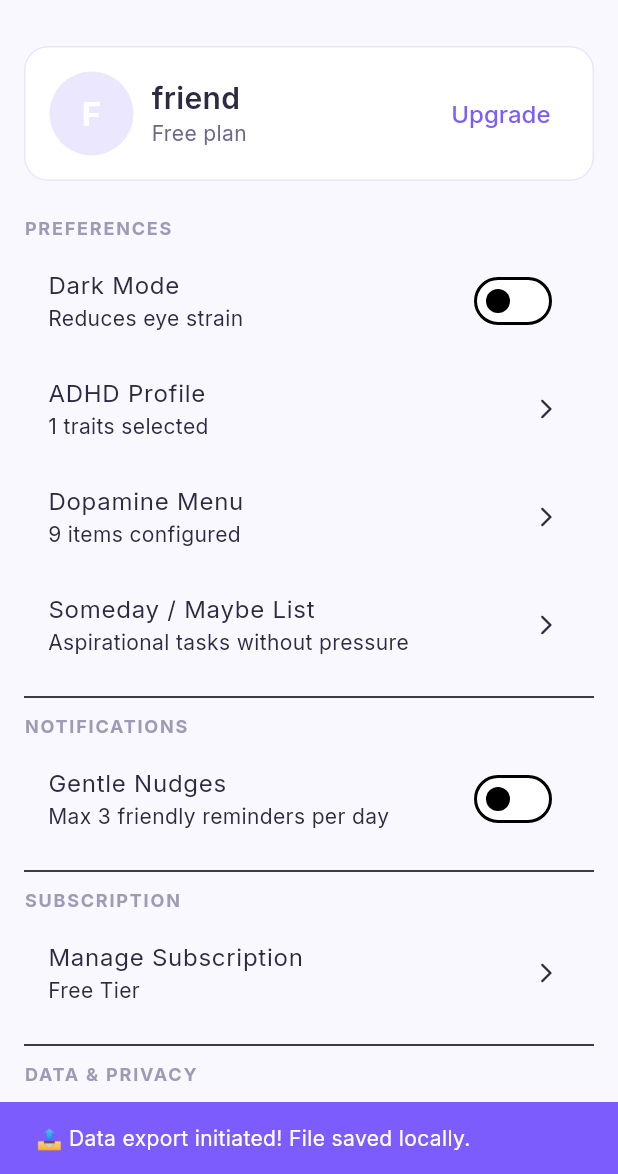
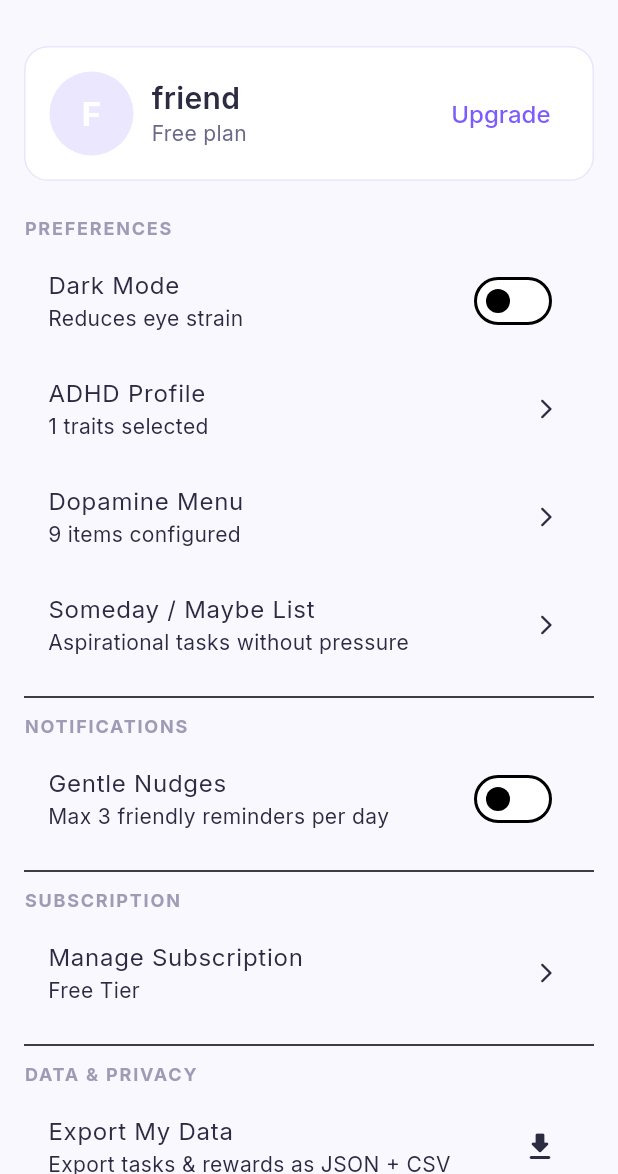
Before and after one commit to TheNishadhraj/Ekagra, a Flutter app: the SettingsScreen screen opened by its route, after a tap on "Export My Data", on a phone screen of 412 x 824 dp, the part 62-1236 px from its top. Run offline on Flutter 3.47's test engine with Material 3 defaults, Android fonts, the phone set to English and light mode, and no system bars; our stand-ins replace flutter_animate, google_fonts, share_plus, shared_preferences; accounts and stored records are empty.

Commit message:
WI-1.1: real data export (K18 fix) — ExportService + share sheet, dataExport=live
- lib/services/export_service.dart: full-payload JSON (versioned
  ekagra.export.v1) + RFC 4180 tasks CSV, written to the app documents dir.
- settings_screen: the fake 'File saved locally' snackbar is gone; the tile
  now writes real files and opens the OS share sheet; failure path is the
  honest RsdSafeCopy.unknownError.
- feature_flags: dataExport simulated -> live (it is real, local-only,
  no cloud claims).
- deps: path_provider ^2.1.4, share_plus ^10.0.2 (justification in pubspec).
- test/export_test.dart: payload round-trip parity, CSV escaping, real file
  write/read-back, corrupted-record tolerance via SafeStore.

Co-authored-by: arena-agent <297053741+arena-agent@users.noreply.github.com>

```diff
--- a/lib/screens/settings/settings_screen.dart
+++ b/lib/screens/settings/settings_screen.dart
@@ -1,12 +1,19 @@
 import 'package:flutter/material.dart';
 import 'package:provider/provider.dart';
+import 'package:share_plus/share_plus.dart';
 
 import '../../config/routes.dart';
 import '../../config/theme.dart';
+import '../../providers/energy_provider.dart';
+import '../../providers/focus_provider.dart';
+import '../../providers/mood_provider.dart';
 import '../../providers/reward_provider.dart';
 import '../../providers/settings_provider.dart';
+import '../../providers/task_provider.dart';
 import '../../services/analytics_service.dart';
+import '../../services/export_service.dart';
 import '../../services/monetization_service.dart';
+import '../../utils/rsd_safe_copy.dart';
 import '../shared/ekagra_paywall_sheet.dart';
 
 class SettingsScreen extends StatelessWidget {
@@ -154,17 +161,9 @@ class SettingsScreen extends StatelessWidget {
             _sectionHeader('DATA & PRIVACY'),
             ListTile(
               title: const Text('Export My Data'),
-              subtitle: const Text('Export tasks & focus history as CSV/JSON'),
+              subtitle: const Text('Export tasks & rewards as JSON + CSV'),
               trailing: const Icon(Icons.download_rounded),
-              onTap: () {
-                track(Ev.dataExported, {'format': 'json'});
-                ScaffoldMessenger.of(context).showSnackBar(
-                  const SnackBar(
-                    content: Text('📤 Data export initiated! File saved locally.'),
-                    backgroundColor: EkagraColors.primary,
-                  ),
-                );
-              },
+              onTap: () => _exportData(context),
             ),
 
             // Privacy-first instrumentation: the user can switch off
@@ -246,6 +245,50 @@ class SettingsScreen extends StatelessWidget {
         ),
       ),
     );
+  }
+
+  /// K18 fix: export is real now. Everything is serialized locally, written
+  /// to the app's documents directory, and handed to the OS share sheet.
+  /// The success snackbar may only ever appear after a file actually exists
+  /// on disk — the old "File saved locally" message with no file behind it
+  /// was a brand violation (see docs/IMPLEMENTATION_PROMPT.md, WI-1.1).
+  Future<void> _exportData(BuildContext context) async {
+    final messenger = ScaffoldMessenger.of(context);
+    final payload = ExportService.buildExportPayload(
+      tasks: context.read<TaskProvider>().allIncludingDeleted,
+      rewards: context.read<RewardProvider>().history,
+      energyLogs: context.read<EnergyProvider>().logs,
+      moodLogs: context.read<MoodProvider>().logs,
+      user: context.read<SettingsProvider>().user,
+      menu: context.read<SettingsProvider>().menu,
+      todayFocusMinutes: context.read<FocusProvider>().todayFocusMinutes,
+    );
+
+    try {
+      final file = await ExportService().writeExport(payload: payload);
+      track(Ev.dataExported, {
+        'format': 'json',
+        'bytes': await file.length(),
+        'task_count': (payload['tasks'] as List).length,
+      });
+      await Share.shareXFiles([XFile(file.path)], text: 'Ekagra export');
+      messenger.showSnackBar(
+        const SnackBar(
+          content: Text(
+            '📤 Exported. Share it or save it wherever you like.',
+          ),
+          backgroundColor: EkagraColors.primary,
+        ),
+      );
+    } catch (_) {
+      // Honest failure only. Never claim a file that does not exist.
+      messenger.showSnackBar(
+        const SnackBar(
+          content: Text(RsdSafeCopy.unknownError),
+          backgroundColor: EkagraColors.textSecondary,
+        ),
+      );
+    }
   }
 
   Widget _sectionHeader(String title) {
--- /dev/null
+++ b/lib/services/export_service.dart
@@ -0,0 +1,139 @@
+import 'dart:convert';
+import 'dart:io';
+
+import 'package:path_provider/path_provider.dart';
+
+import '../models/dopamine_menu_model.dart';
+import '../models/dopamine_reward_model.dart';
+import '../models/energy_log_model.dart';
+import '../models/mood_log_model.dart';
+import '../models/task_model.dart';
+import '../models/user_model.dart';
+
+/// Real, local, offline data export — the K18 fix.
+///
+/// WHY THIS EXISTS
+/// ---------------
+/// The Settings tile used to say "File saved locally" while writing nothing
+/// at all. For an app whose entire promise is "never lose the thought", a
+/// fake export button is a brand violation in the same class as a security
+/// bug. This service makes the promise real: everything Ekagra knows about
+/// the user is serialized to one human-readable JSON file in the app's
+/// documents directory (plus an optional CSV of tasks), which the caller
+/// then hands to the OS share sheet. No network is involved at any point.
+class ExportService {
+  ExportService({Future<Directory> Function()? documentsDirectory})
+    : _documentsDirectory =
+          documentsDirectory ?? getApplicationDocumentsDirectory;
+
+  final Future<Directory> Function() _documentsDirectory;
+
+  /// Everything the app persists about the user, in one JSON document.
+  ///
+  /// Deliberately versioned: if the shape ever evolves, consumers (including
+  /// the user, in a text editor two years from now) can tell what they are
+  /// looking at without guessing.
+  static Map<String, dynamic> buildExportPayload({
+    required List<TaskModel> tasks,
+    required List<DopamineReward> rewards,
+    required List<EnergyLog> energyLogs,
+    required List<MoodLog> moodLogs,
+    required UserModel user,
+    required DopamineMenu menu,
+    required int todayFocusMinutes,
+    DateTime? exportedAt,
+  }) {
+    final now = exportedAt ?? DateTime.now();
+    return {
+      'app': 'Ekagra',
+      'format': 'ekagra.export.v1',
+      'exportedAt': now.toIso8601String(),
+      'user': user.toJson(),
+      'dopamineMenu': menu.toJson(),
+      'tasks': tasks.map((t) => t.toJson()).toList(),
+      'rewards': rewards.map((r) => r.toJson()).toList(),
+      'energyLogs': energyLogs.map((e) => e.toJson()).toList(),
+      'moodLogs': moodLogs.map((m) => m.toJson()).toList(),
+      'todayFocusMinutes': todayFocusMinutes,
+    };
+  }
+
+  /// Human-readable serialization of [buildExportPayload]'s output.
+  static String encodePayload(Map<String, dynamic> payload) {
+    return const JsonEncoder.withIndent('  ').convert(payload);
+  }
+
+  /// Tasks-only CSV. RFC 4180 quoting so a title containing a comma, quote
+  /// or newline cannot smuggle fields.
+  static String tasksToCsv(List<TaskModel> tasks) {
+    const header = [
+      'id',
+      'title',
+      'status',
+      'schedule_type',
+      'deadline',
+      'estimated_minutes',
+      'created_at',
+      'completed_at',
+    ];
+    final rows = <String>[header.join(',')];
+    for (final t in tasks) {
+      rows.add(
+        [
+          t.id,
+          t.title,
+          t.status.name,
+          t.scheduleType.name,
+          t.deadline?.toIso8601String() ?? '',
+          t.estimatedMinutes?.toString() ?? '',
+          t.createdAt.toIso8601String(),
+          t.completedAt?.toIso8601String() ?? '',
+        ]
+            .map(_csvEscape)
+            .join(','),
+      );
+    }
+    return rows.join('\n');
+  }
+
+  static String _csvEscape(String value) {
+    if (value.contains(',') ||
+        value.contains('"') ||
+        value.contains('\n') ||
+        value.contains('\r')) {
+      return '"${value.replaceAll('"', '""')}"';
+    }
+    return value;
+  }
+
+  /// Writes the JSON export (and the tasks CSV alongside it) and returns the
+  /// JSON file. Throws [FileSystemException] on IO failure — the caller is
+  /// expected to surface an honest error, never a fake success.
+  Future<File> writeExport({
+    required Map<String, dynamic> payload,
+    bool includeCsv = true,
+    DateTime? now,
+  }) async {
+    final stamp = (now ?? DateTime.now());
+    final dir = await _documentsDirectory();
+    final jsonFile = File(
+      '${dir.path}/ekagra-export-'
+      '${stamp.year}${_two(stamp.month)}${_two(stamp.day)}-'
+      '${_two(stamp.hour)}${_two(stamp.minute)}${_two(stamp.second)}.json',
+    );
+    await jsonFile.writeAsString(encodePayload(payload), flush: true);
+
+    if (includeCsv) {
+      final tasks = (payload['tasks'] as List)
+          .map(
+            (t) => TaskModel.fromJson(Map<String, dynamic>.from(t as Map)),
+          )
+          .toList();
+      final csvFile = File('${jsonFile.path.replaceAll('.json', '')}.csv');
+      await csvFile.writeAsString(tasksToCsv(tasks), flush: true);
+    }
+    return jsonFile;
+  }
+
+  static String _two(int n) => n.toString().padLeft(2, '0');
+}
--- a/pubspec.yaml
+++ b/pubspec.yaml
@@ -16,6 +16,11 @@ dependencies:
   shared_preferences: ^2.3.3
   google_fonts: ^6.2.1
   flutter_animate: ^4.5.2
+  # WI-1.1 (K18 fix): real local export — documents dir + OS share sheet.
+  # Both are first-party Flutter favorites with stable APIs; the export
+  # feature degrades honestly (error snackbar) if either is unavailable.
+  path_provider: ^2.1.4
+  share_plus: ^10.0.2
 
 dev_dependencies:
   flutter_test:
```
Also changed, not shown: lib/config/feature_flags.dart (+7 -2 lines), 1 other file.
